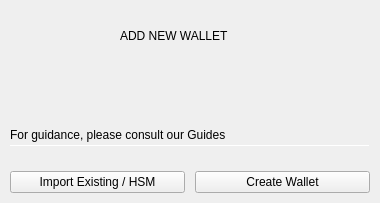
Old version of the form BlockSettleUILib/NewWalletDialog.ui in the repository BlockSettle/terminal.
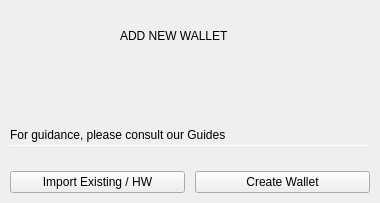
New version of the form. Icons and pictures are not drawn.

Commit message: Fix NewWalletDialog text

```diff
--- a/BlockSettleUILib/NewWalletDialog.ui
+++ b/BlockSettleUILib/NewWalletDialog.ui
@@ -208,7 +208,7 @@
       <item>
        <widget class="QPushButton" name="pushButtonImport">
         <property name="text">
-         <string>Import Existing / HSM</string>
+         <string>Import Existing / HW</string>
         </property>
         <property name="autoDefault">
          <bool>false</bool>
```
